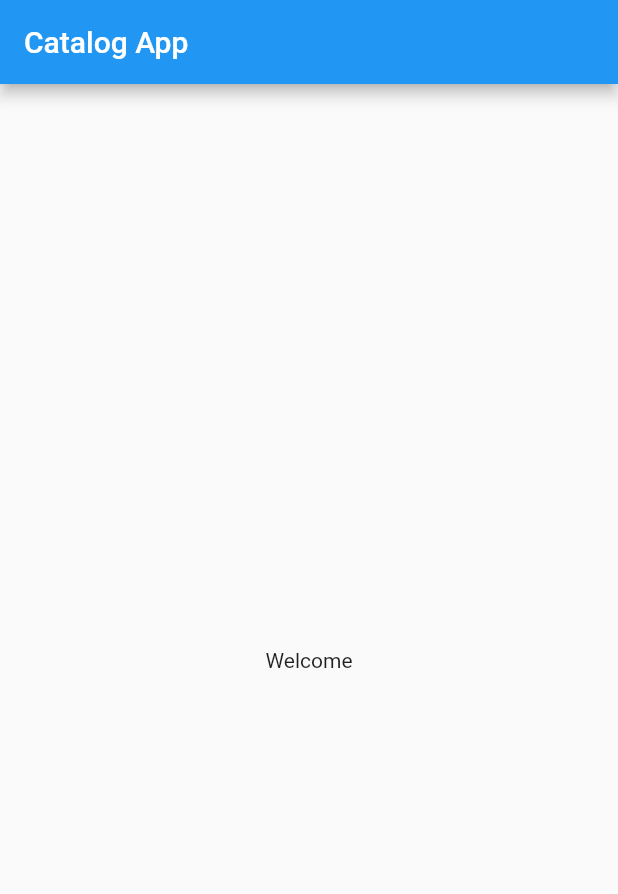
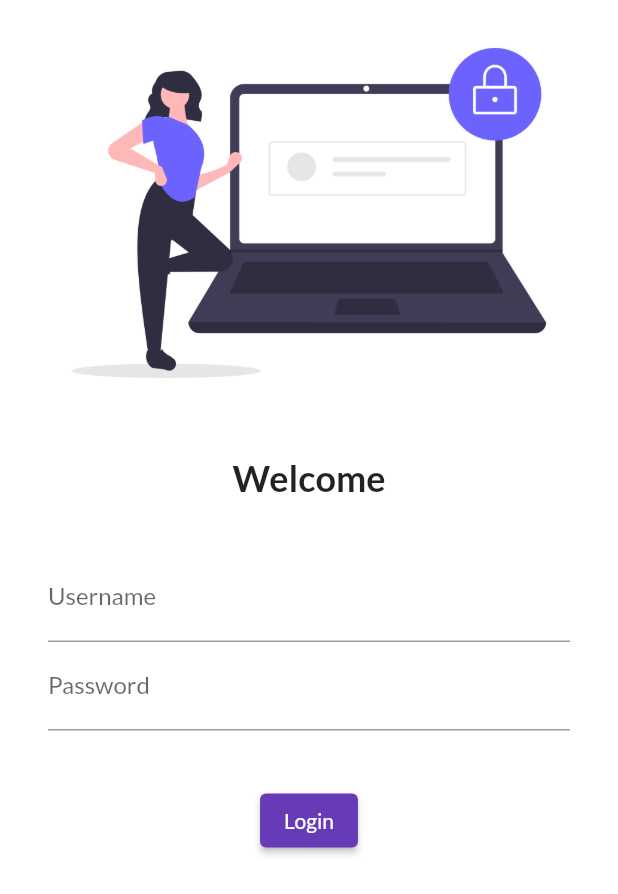
Before and after one commit to AbhiYHub/Flutter-Catalog-app, a Flutter app: the screen it shows after launch, on a phone screen of 412 x 824 dp. Shown: the top 894 px of the screen. Run offline on Flutter 3.47's test engine with Material 2 defaults, Android fonts, the phone set to English and light mode, and no system bars; our stand-ins replace google_fonts.

Commit message:
Added image and Login Page

```diff
--- a/lib/main.dart
+++ b/lib/main.dart
@@ -1,5 +1,7 @@
 import 'package:flutter/material.dart';
-import 'home_page.dart';
+import 'package:google_fonts/google_fonts.dart';
+import 'pages/home_page.dart';
+import 'pages/login_page.dart';
 
 void main() {
   runApp(MyApp());
@@ -9,7 +11,19 @@ class MyApp extends StatelessWidget {
   @override
   Widget build(BuildContext context) {
     return MaterialApp(
-      home: HomePage(),
+      themeMode: ThemeMode.light,
+      theme: ThemeData(
+          primarySwatch: Colors.deepPurple,
+          fontFamily: GoogleFonts.lato().fontFamily),
+      darkTheme: ThemeData(
+        brightness: Brightness.dark,
+      ),
+      initialRoute: "/login",
+      routes: {
+        "/": (context) => LoginPage(),
+        "/home": (context) => HomePage(),
+        "/login": (context) => LoginPage(),
+      },
     );
   }
 }
--- /dev/null
+++ b/lib/pages/login_page.dart
@@ -0,0 +1,64 @@
+// ignore_for_file: prefer_const_constructors
+
+import 'package:flutter/material.dart';
+
+class LoginPage extends StatelessWidget {
+  @override
+  Widget build(BuildContext context) {
+    return Material(
+      color: Colors.white,
+      child: Column(
+        children: [
+          Image.asset(
+            "assets/images/login.png",
+            fit: BoxFit.cover,
+          ),
+          SizedBox(
+            height: 20.0,
+          ),
+          Text(
+            "Welcome",
+            style: TextStyle(
+              fontSize: 24,
+              fontWeight: FontWeight.bold,
+            ),
+          ),
+          SizedBox(
+            height: 20.0,
+          ),
+          Padding(
+            padding:
+                const EdgeInsets.symmetric(vertical: 16.0, horizontal: 32.0),
+            child: Column(
+              children: [
+                TextFormField(
+                  decoration: InputDecoration(
+                    hintText: "Enter Username",
+                    labelText: "Username",
+                  ),
+                ),
+                TextFormField(
+                  obscureText: true,
+                  decoration: InputDecoration(
+                    hintText: "Enter Password",
+                    labelText: "Password",
+                  ),
+                ),
+              ],
+            ),
+          ),
+          SizedBox(
+            height: 20.0,
+          ),
+          ElevatedButton(
+            child: Text("Login"),
+            style: TextButton.styleFrom(),
+            onPressed: () {
+
+            },
+          )
+        ],
+      ),
+    );
+  }
+}
--- a/pubspec.yaml
+++ b/pubspec.yaml
@@ -34,6 +34,7 @@ dependencies:
   # The following adds the Cupertino Icons font to your application.
   # Use with the CupertinoIcons class for iOS style icons.
   cupertino_icons: ^1.0.2
+  google_fonts: ^2.1.0
 
 dev_dependencies:
   flutter_test:
@@ -58,8 +59,8 @@ flutter:
   uses-material-design: true
 
   # To add assets to your application, add an assets section, like this:
-  # assets:
-  #   - images/a_dot_burr.jpeg
+  assets:
+    - assets/images/
   #   - images/a_dot_ham.jpeg
 
   # An image asset can refer to one or more resolution-specific "variants", see
```
Also changed, not shown: assets/images/login.png (added), lib/pages/home_page.dart (renamed from lib/home_page.dart), pubspec.lock, 1 other file.
